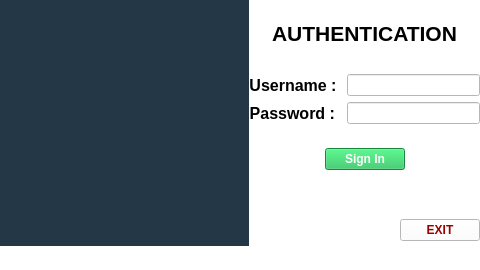
Before: the Qt Designer form uiauthentification.ui in thiongane-ndiaga/gestion_des_notes, drawn with Qt 5.
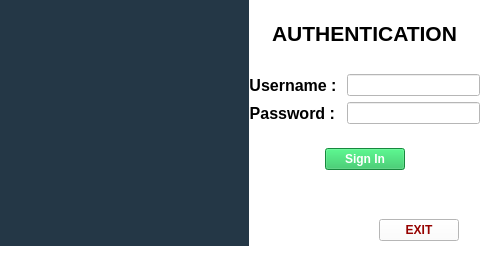
After: the same form once the commit is applied. Icons and pictures are not drawn.

The edit to the form file:
```diff
--- a/uiauthentification.ui
+++ b/uiauthentification.ui
@@ -257,6 +257,22 @@
        </property>
       </widget>
      </item>
+     <item>
+      <spacer name="horizontalSpacer_6">
+       <property name="orientation">
+        <enum>Qt::Horizontal</enum>
+       </property>
+       <property name="sizeType">
+        <enum>QSizePolicy::Fixed</enum>
+       </property>
+       <property name="sizeHint" stdset="0">
+        <size>
+         <width>21</width>
+         <height>13</height>
+        </size>
+       </property>
+      </spacer>
+     </item>
     </layout>
    </widget>
   </widget>
```
Left out of the diff: 2 changed lines with no effect on the pictures.
